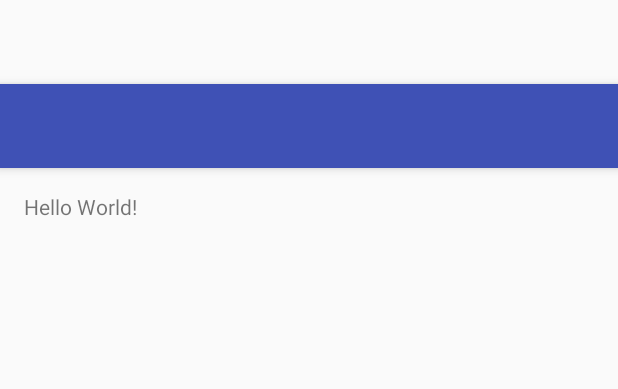
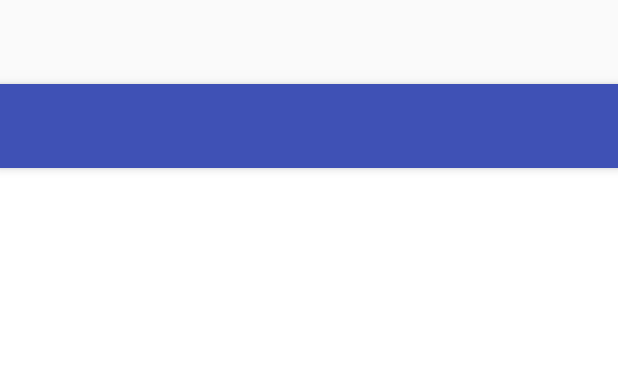
Before and after one commit to cristian-hanca/MunichCity, an Android app: the layout app_bar_main.xml on its own in the app's theme, with its tools: preview values and no code run, on a phone screen of 412 x 824 dp. Shown: the top 389 px of the screen. Run offline under Robolectric (Android 15) with nearby library versions, the phone set to English and light mode, and no system bars.

Commit message:
Added the Single Activity App base.

```diff
--- a/app/src/main/res/layout/content_main.xml
+++ b/app/src/main/res/layout/content_main.xml
@@ -2,19 +2,16 @@
 <RelativeLayout xmlns:android="http://schemas.android.com/apk/res/android"
     xmlns:app="http://schemas.android.com/apk/res-auto"
     xmlns:tools="http://schemas.android.com/tools"
-    android:id="@+id/content_main"
     android:layout_width="match_parent"
     android:layout_height="match_parent"
-    android:paddingBottom="@dimen/activity_vertical_margin"
-    android:paddingLeft="@dimen/activity_horizontal_margin"
-    android:paddingRight="@dimen/activity_horizontal_margin"
-    android:paddingTop="@dimen/activity_vertical_margin"
+    android:background="@color/background"
     app:layout_behavior="@string/appbar_scrolling_view_behavior"
     tools:context="ro.hanca.cristian.munichcity.MainActivity"
     tools:showIn="@layout/app_bar_main">
 
-    <TextView
-        android:layout_width="wrap_content"
-        android:layout_height="wrap_content"
-        android:text="Hello World!" />
+    <LinearLayout
+        android:id="@+id/fragment"
+        android:layout_width="match_parent"
+        android:layout_height="match_parent"
+        android:orientation="horizontal" />
 </RelativeLayout>
--- a/app/src/main/res/values/colors.xml
+++ b/app/src/main/res/values/colors.xml
@@ -3,4 +3,6 @@
     <color name="colorPrimary">#3F51B5</color>
     <color name="colorPrimaryDark">#303F9F</color>
     <color name="colorAccent">#FF4081</color>
+
+    <color name="background">#FFFFFF</color>
 </resources>
```
Also changed, not shown: app/src/main/java/ro/hanca/cristian/munichcity/AppContext.java (added, +18 -0 lines), app/src/main/java/ro/hanca/cristian/munichcity/helpers/FragmentHelpers.java (added, +106 -0 lines), 1 other file.
